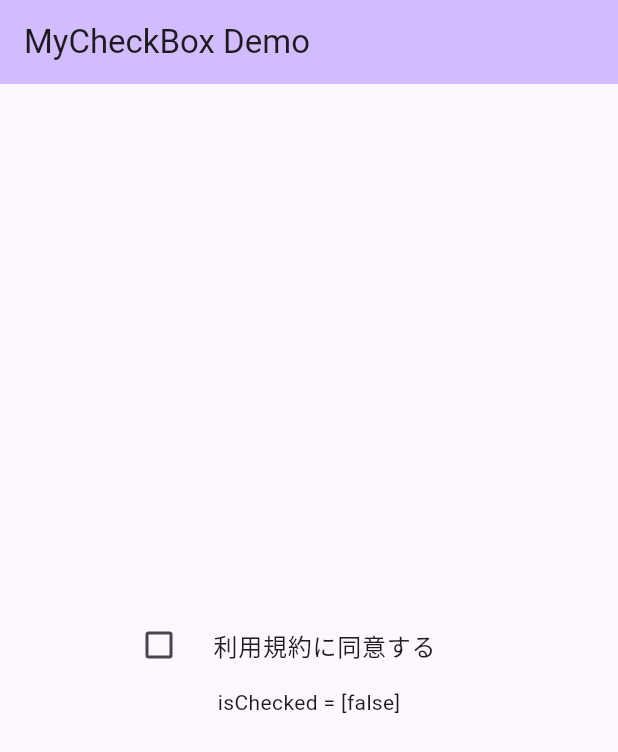
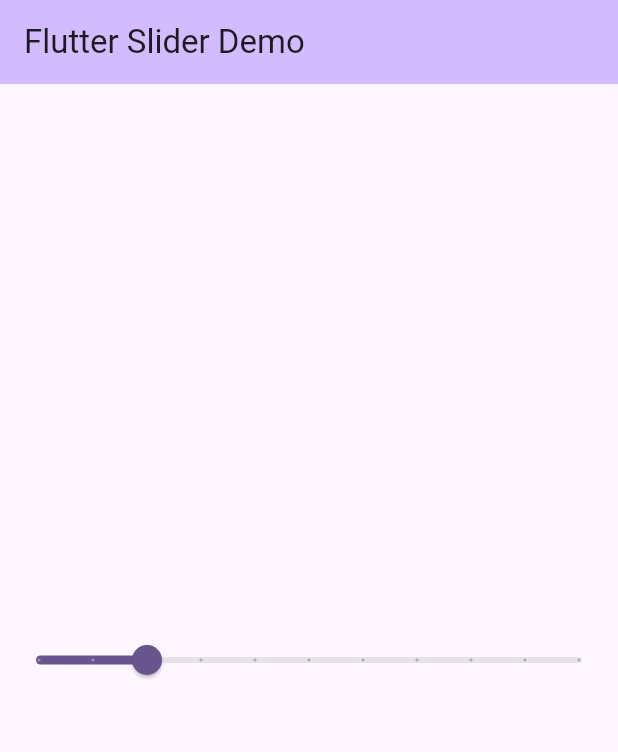
Before and after one commit to kobarmn/studyfirstudemy, a Flutter app: the screen it shows after launch, on a phone screen of 412 x 824 dp. Shown: the top 752 px of the screen. Run offline on Flutter 3.47's test engine with Material 3 defaults, Android fonts, the phone set to English and light mode, and no system bars.

Commit message:
Studying Slider

```diff
--- a/lib/main.dart
+++ b/lib/main.dart
@@ -14,10 +14,56 @@
       theme: ThemeData(
         colorScheme: ColorScheme.fromSeed(seedColor: Colors.deepPurple),
       ),
-      home: const MyCheckBox(),
+      home: const MySlider(),
     );
   }
 }
+
+
+class MySlider extends StatefulWidget {
+  const MySlider({super.key});
+
+  @override
+  State<MySlider> createState() => _MySliderState();
+}
+
+class _MySliderState extends State<MySlider> {
+  double _currentSliderValue = 20;
+
+
+  @override
+  Widget build(BuildContext context) {
+    return Scaffold(
+      appBar: AppBar(
+        title: Text('Flutter Slider Demo'),
+        backgroundColor: Theme.of(context).colorScheme.inversePrimary,
+      ),
+      body: Center(
+        child: Column(
+          mainAxisAlignment: MainAxisAlignment.center,
+          children: [
+            Slider(
+                value: _currentSliderValue,
+                min: 0,
+                max: 100,
+                divisions: 10, //0~100 を何段階で表すか。
+                label: _currentSliderValue.round().toString(), //スライダーの値を表示する。
+                onChanged: (double value) {
+              setState(() {
+                _currentSliderValue = value;
+              });
+              print('Value Selected : [$_currentSliderValue]');
+            })
+          ],
+        ),
+      ),
+    );
+  }
+}
+
+
+
+
 
 class MyCheckBox extends StatefulWidget {
   const MyCheckBox({Key? key}) : super(key: key); //コンストラクタ
@@ -32,6 +78,7 @@
   void _toggleCheckbox() {
     setState(() {
       isChecked = !isChecked;
+      print('_toggleCheckBox isChecked=[$isChecked]');
     });
   }
 
```
